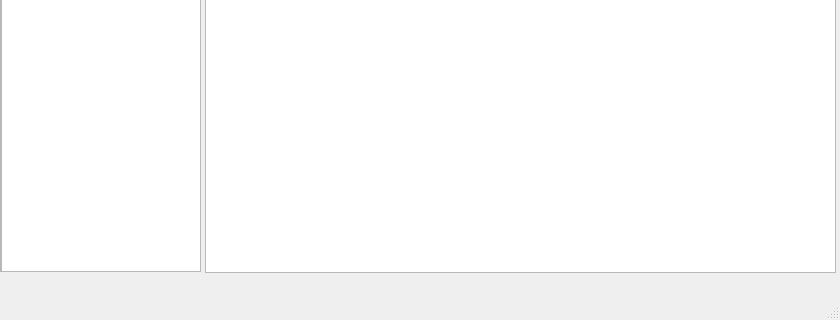
This is KingList_Cpp/mainwindow.ui in patrickking45/KingList_Cpp as Qt 5 draws it before an edit; both pictures show x 0 to 840 and y 288 to 608 of the 840 by 608 pixel window. The edited form follows.
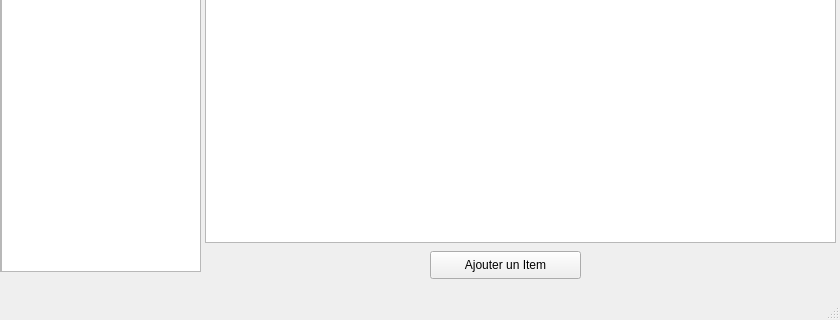
This is the edited form.

The edit to the form file:
```diff
--- a/KingList_Cpp/mainwindow.ui
+++ b/KingList_Cpp/mainwindow.ui
@@ -53,10 +53,23 @@
       <x>205</x>
       <y>1</y>
       <width>631</width>
-      <height>541</height>
+      <height>511</height>
      </rect>
     </property>
    </widget>
+   <widget class="QPushButton" name="btn_add_item">
+    <property name="geometry">
+     <rect>
+      <x>430</x>
+      <y>520</y>
+      <width>151</width>
+      <height>28</height>
+     </rect>
+    </property>
+    <property name="text">
+     <string>Ajouter un Item</string>
+    </property>
+   </widget>
   </widget>
   <widget class="QMenuBar" name="menuBar">
    <property name="geometry">
```
